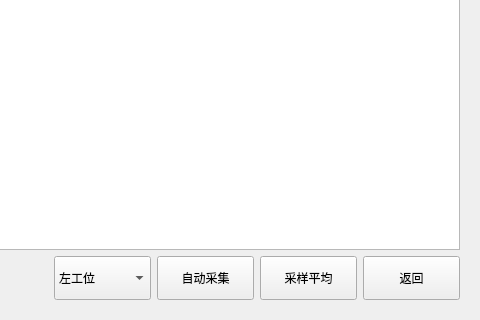
Above: PageImp.ui from bloglink/aip-tester before the change; both pictures show x 378 to 858 and y 280 to 600 of the 858 by 600 pixel window. Below: the same form after it.
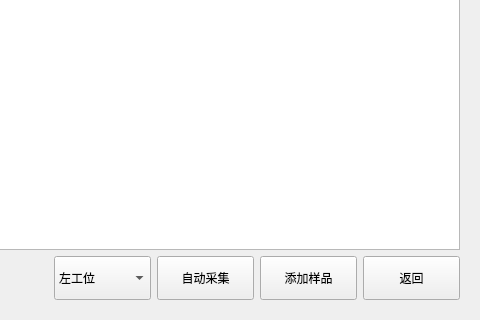
That is the form after the change. Custom widgets are drawn as their Qt base class.

Commit message: fix:(2.1.0.10)修正匝间采样与测试

```diff
--- a/PageImp.ui
+++ b/PageImp.ui
@@ -225,7 +225,7 @@
             </size>
            </property>
            <property name="text">
-            <string>采样平均</string>
+            <string>添加样品</string>
            </property>
           </widget>
          </item>
```
The commit also changes 8 other files.
